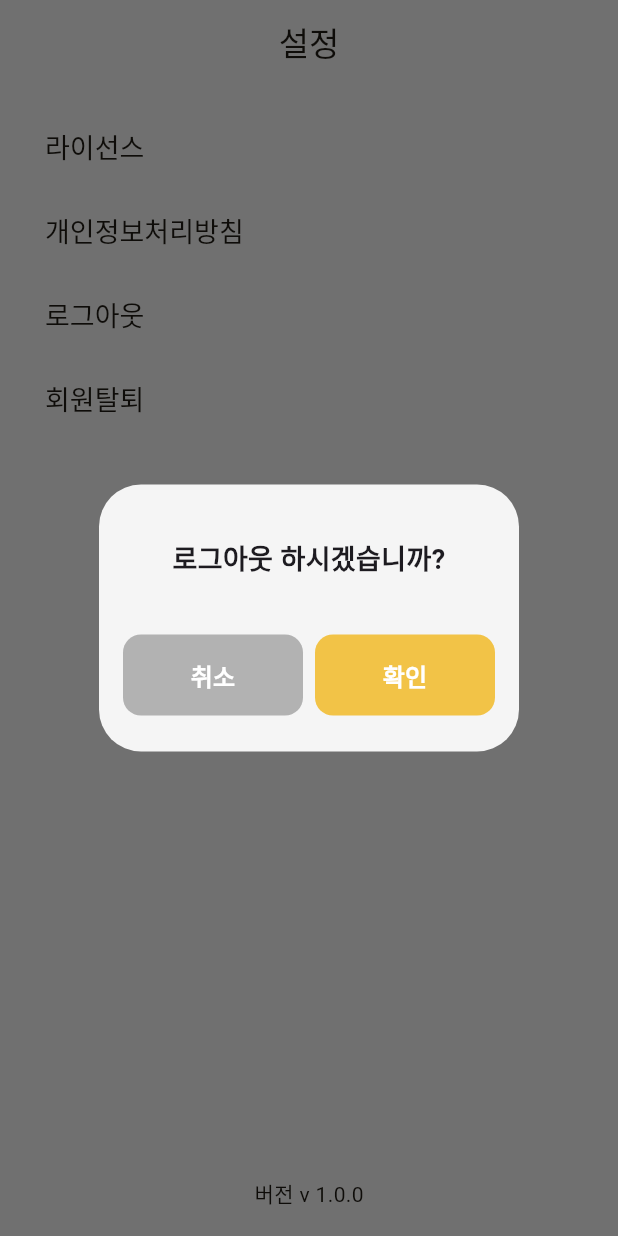
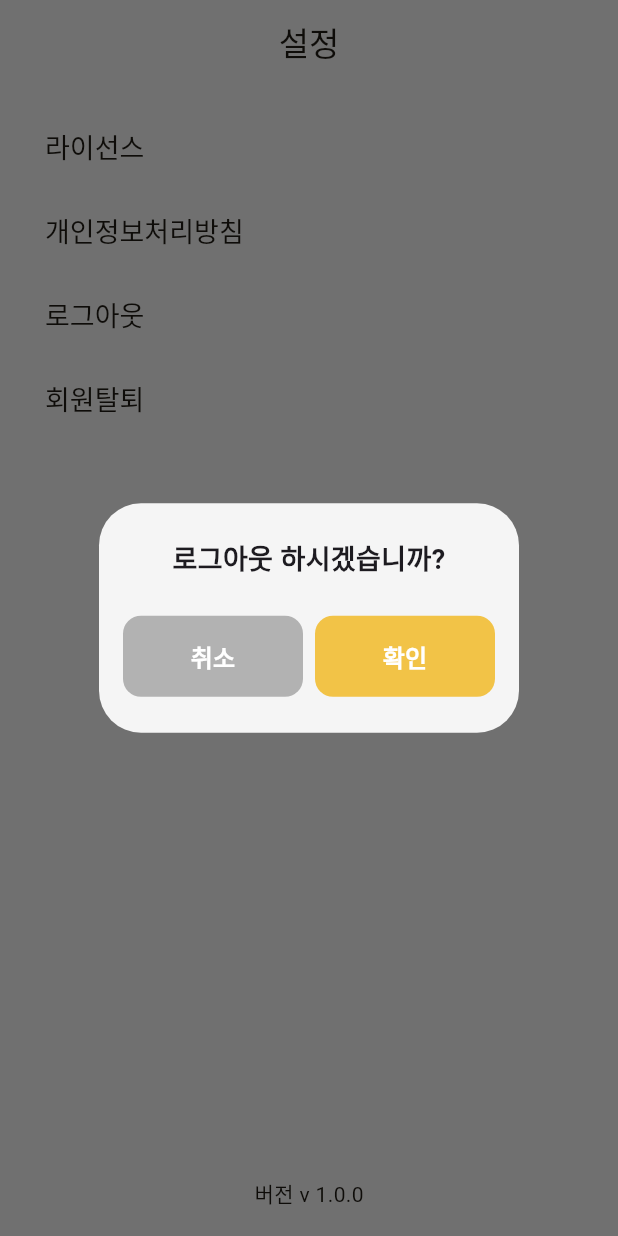
Before and after one commit to Team-Weather/flutter-wea-co, a Flutter app: the AppSettingScreen screen opened by its route, after a tap on "로그아웃", on a phone screen of 412 x 824 dp. Run offline on Flutter 3.47's test engine with Material 3 defaults, Android fonts, the phone set to English and light mode, and no system bars; our stand-ins replace cloud_firestore, dio, dropdown_button2, firebase_auth, firebase_core, firebase_storage and 10 more; accounts and stored records are empty; statements that could not run were skipped.

Commit message:
Feat: Dialog 텍스트 길이에 맞춰 유동적으로 늘어나게 변경

```diff
--- a/lib/presentation/common/component/dialog/two_button_dialog.dart
+++ b/lib/presentation/common/component/dialog/two_button_dialog.dart
@@ -34,9 +34,10 @@ class TwoButtonDialog extends StatelessWidget {
       content: Column(
         mainAxisSize: MainAxisSize.min,
         children: [
-          SizedBox(
+          Padding(
+            padding: const EdgeInsets.symmetric(vertical: 24),
+            child: SizedBox(
               width: 200,
-            height: 100,
               child: Column(
                 mainAxisAlignment: MainAxisAlignment.center,
                 children: [
@@ -48,10 +49,10 @@ class TwoButtonDialog extends StatelessWidget {
                       fontSize: 18,
                       fontFamily: 'Roboto',
                       fontWeight: FontWeight.w700,
-                    height: 0.10,
                     ),
                   ),
                 ],
+              ),
             ),
           ),
           Padding(
```
Also changed, not shown: lib/presentation/common/component/dialog/one_button_dialog.dart (+4 -3 lines). Lines whose indentation alone changed are shown as unchanged.
